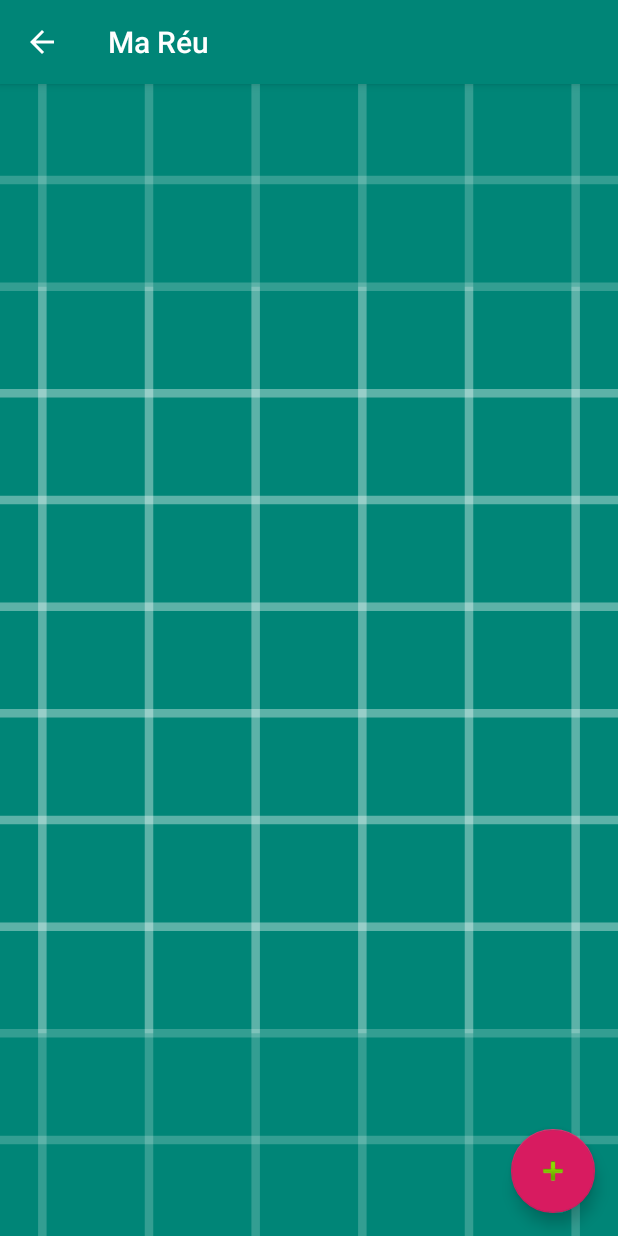
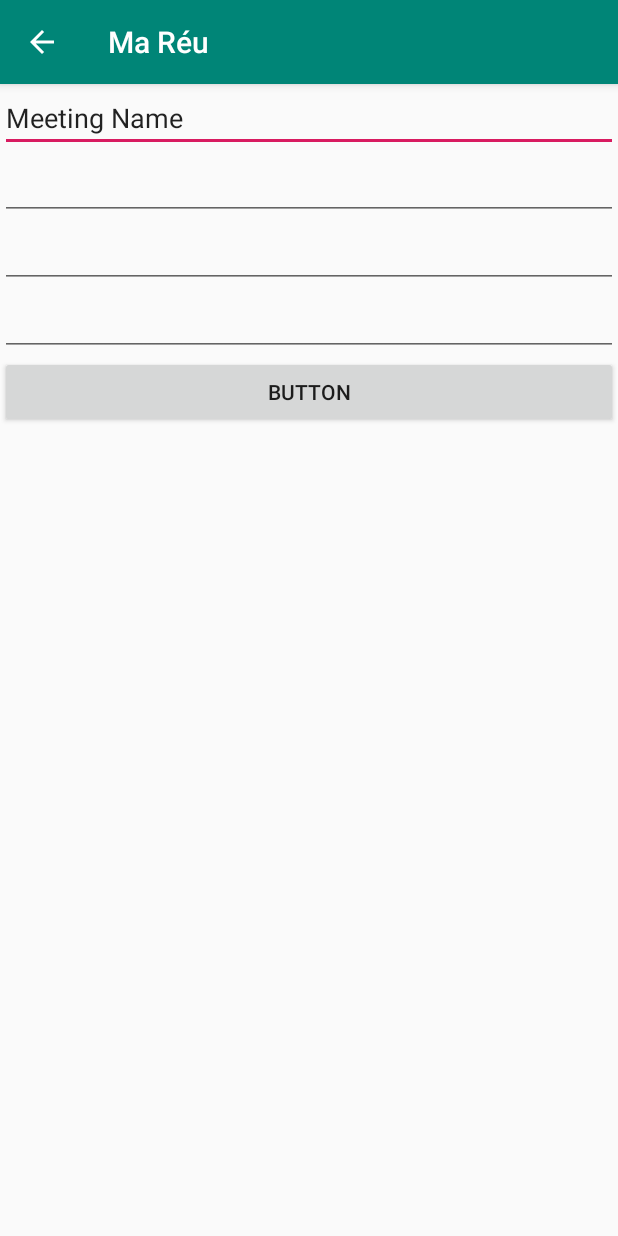
Before and after one commit to Philippeclass/P4_ANDROID_OC, an Android app: the AddMeetingFragment screen opened directly, with no data from a screen before it, on a phone screen of 412 x 824 dp. Run offline under Robolectric (Android 15) with nearby library versions, the phone set to English and light mode, and no system bars; our stand-ins replace ButterKnife.

Commit message:
layout change

```diff
--- a/app/src/main/java/com/philippe/mareu/ui/AddMeetingFragment.java
+++ b/app/src/main/java/com/philippe/mareu/ui/AddMeetingFragment.java
@@ -43,8 +43,7 @@ public class AddMeetingFragment extends AppCompatActivity {
 
     public Drawable mStarWhite;
 
-    @BindView(R.id.avatar_img)
-    ImageView mAvatarImg;
+
 
     Meeting mMeeting;
 
@@ -60,7 +59,7 @@ public class AddMeetingFragment extends AppCompatActivity {
         ButterKnife.bind(this);
         mMeetingApiService = DI.getMeetingApiService();
         mMeeting = (Meeting) getIntent().getSerializableExtra(BUNDLE_EXTRA_NEIGHBOUR);
-        Glide.with(this).load(mMeeting.getAvatarColor()).into(mAvatarImg);
+
 
 
 
--- a/app/src/main/res/layout/create_meeting_fragment.xml
+++ b/app/src/main/res/layout/create_meeting_fragment.xml
@@ -1,35 +1,40 @@
 <?xml version="1.0" encoding="utf-8"?>
-<FrameLayout
-    xmlns:android="http://schemas.android.com/apk/res/android"
-    xmlns:app="http://schemas.android.com/apk/res-auto"
-    xmlns:tools="http://schemas.android.com/tools"
-    android:layout_width="match_parent"
-    android:layout_height="match_parent"
-    tools:context=".ui.MainActivity">
-    <FrameLayout
-        android:id="@+id/container"
+<LinearLayout xmlns:android="http://schemas.android.com/apk/res/android"
+    android:orientation="vertical" android:layout_width="match_parent"
+    android:layout_height="match_parent">
+
+    <EditText
+        android:id="@+id/editText6"
         android:layout_width="match_parent"
-        android:layout_height="match_parent">
+        android:layout_height="wrap_content"
+        android:ems="10"
+        android:inputType="textPersonName"
+        android:text="Meeting Name" />
 
+    <EditText
+        android:id="@+id/editText3"
+        android:layout_width="match_parent"
+        android:layout_height="wrap_content"
+        android:ems="10"
+        android:inputType="time" />
 
-        <ImageView
-            android:id="@+id/avatar_img"
-            android:layout_width="match_parent"
-            android:layout_height="match_parent"
-            android:scaleType="centerCrop"
-            android:src="@drawable/ic_launcher_background"
-            app:layout_collapseMode="parallax"
-            app:layout_collapseParallaxMultiplier="0.3"
-            />
-    </FrameLayout>
+    <EditText
+        android:id="@+id/editText4"
+        android:layout_width="match_parent"
+        android:layout_height="wrap_content"
+        android:ems="10"
+        android:inputType="date" />
 
-    <com.google.android.material.floatingactionbutton.FloatingActionButton
-        android:id="@+id/btn_add_meeting"
-        android:layout_width="wrap_content"
+    <EditText
+        android:id="@+id/editText5"
+        android:layout_width="match_parent"
         android:layout_height="wrap_content"
-        android:layout_gravity="bottom|end"
-        android:layout_margin="15dp"
-        android:src="@android:drawable/ic_input_add"/>
+        android:ems="10"
+        android:inputType="textEmailAddress" />
 
-
-</FrameLayout>
+    <Button
+        android:id="@+id/button"
+        android:layout_width="match_parent"
+        android:layout_height="wrap_content"
+        android:text="Button" />
+</LinearLayout>
```
